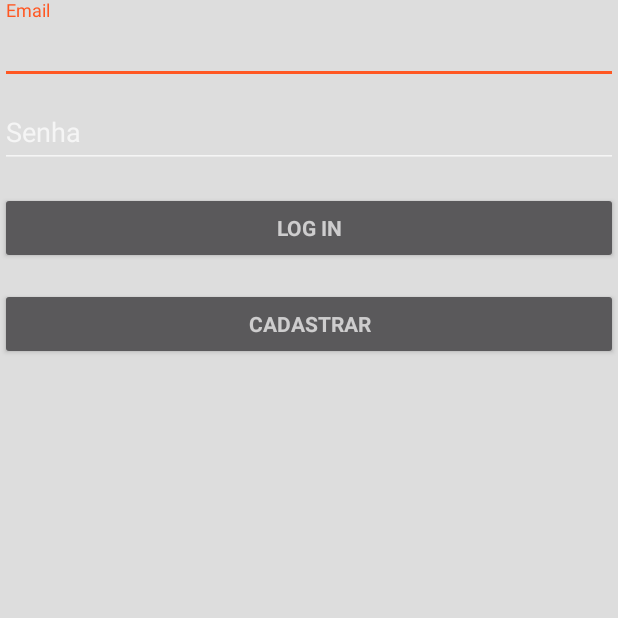
After one commit to DavidBorges/BooK_Tea, an Android app: the LoginActivity screen opened directly, with no data from a screen before it, on a phone screen of 412 x 824 dp, the top half of it. The commit adds this screen. Run offline under Robolectric (Android 15) with nearby library versions, the phone set to English and light mode, and no system bars.

Commit message:
Telas de Login e Registro adicionadas

```diff
--- a/Book_Tea/app/build.gradle
+++ b/Book_Tea/app/build.gradle
@@ -29,5 +29,6 @@ dependencies {
     compile 'com.android.support:recyclerview-v7:26.+'
     compile 'com.android.support.constraint:constraint-layout:1.0.2'
     compile 'com.android.support:support-v4:26.+'
+    compile 'com.android.support:design:22.2.0'
     testCompile 'junit:junit:4.12'
 }
--- a/Book_Tea/app/src/main/AndroidManifest.xml
+++ b/Book_Tea/app/src/main/AndroidManifest.xml
@@ -16,6 +16,8 @@
                 <category android:name="android.intent.category.LAUNCHER" />
             </intent-filter>
         </activity>
+        <activity android:name=".LoginActivity" />
+        <activity android:name=".RegisterActivity"></activity>
     </application>
 
 </manifest>
--- /dev/null
+++ b/Book_Tea/app/src/main/java/br/edu/ifpe/tads/pdm/book_tea/LoginActivity.java
@@ -0,0 +1,13 @@
+package br.edu.ifpe.tads.pdm.book_tea;
+
+import android.support.v7.app.AppCompatActivity;
+import android.os.Bundle;
+
+public class LoginActivity extends AppCompatActivity {
+
+    @Override
+    protected void onCreate(Bundle savedInstanceState) {
+        super.onCreate(savedInstanceState);
+        setContentView(R.layout.activity_login);
+    }
+}
--- /dev/null
+++ b/Book_Tea/app/src/main/res/layout/activity_login.xml
@@ -0,0 +1,74 @@
+<LinearLayout xmlns:android="http://schemas.android.com/apk/res/android"
+    xmlns:tools="http://schemas.android.com/tools"
+    android:layout_width="match_parent"
+    android:layout_height="match_parent"
+    android:gravity="center_horizontal"
+    android:orientation="vertical"
+    android:background="@color/gray"
+    tools:context="br.edu.ifpe.tads.pdm.book_tea.LoginActivity">
+
+    <ScrollView
+        android:id="@+id/login_form"
+        android:layout_width="match_parent"
+        android:layout_height="match_parent">
+
+        <LinearLayout
+            android:id="@+id/email_login_form"
+            android:layout_width="match_parent"
+            android:layout_height="wrap_content"
+            android:orientation="vertical">
+
+            <android.support.design.widget.TextInputLayout
+                android:layout_width="match_parent"
+                android:layout_height="wrap_content">
+
+                <EditText
+                    android:id="@+id/email"
+                    android:layout_width="match_parent"
+                    android:layout_height="wrap_content"
+                    android:hint="@string/email"
+                    android:inputType="textEmailAddress"
+                    android:maxLines="1"
+                    />
+
+            </android.support.design.widget.TextInputLayout>
+
+            <android.support.design.widget.TextInputLayout
+                android:layout_width="match_parent"
+                android:layout_height="wrap_content">
+
+                <EditText
+                    android:id="@+id/password"
+                    android:layout_width="match_parent"
+                    android:layout_height="wrap_content"
+                    android:hint="@string/password"
+                    android:imeActionId="@+id/login"
+                    android:imeActionLabel="@string/action_sign_in_short"
+                    android:imeOptions="actionUnspecified"
+                    android:inputType="textPassword"
+                    android:maxLines="1"
+                    />
+
+            </android.support.design.widget.TextInputLayout>
+
+            <Button
+                android:id="@+id/email_sign_in_button"
+                style="?android:textAppearanceSmall"
+                android:layout_width="match_parent"
+                android:layout_height="wrap_content"
+                android:layout_marginTop="16dp"
+                android:text="@string/action_sign_in_short"
+                android:textStyle="bold" />
+
+            <Button
+                android:id="@+id/sign_up_button"
+                style="?android:textAppearanceSmall"
+                android:layout_width="match_parent"
+                android:layout_height="wrap_content"
+                android:layout_marginTop="16dp"
+                android:text="@string/action_sign_up"
+                android:textStyle="bold" />
+        </LinearLayout>
+    </ScrollView>
+
+</LinearLayout>
--- a/Book_Tea/app/src/main/res/values/strings.xml
+++ b/Book_Tea/app/src/main/res/values/strings.xml
@@ -3,4 +3,11 @@
 
     <!-- TODO: Remove or change this placeholder text -->
     <string name="hello_blank_fragment">Hello blank fragment</string>
+    <string name="action_sign_in_short">Log in</string>
+    <string name="action_submit">Enviar</string>
+    <string name="action_sign_up">Cadastrar</string>
+    <string name="email">Email</string>
+    <string name="password">Senha</string>
+    <string name="name">Nome</string>
+
 </resources>
```
Also changed, not shown: Book_Tea/app/src/main/java/br/edu/ifpe/tads/pdm/book_tea/RegisterActivity.java (added, +13 -0 lines), Book_Tea/app/src/main/res/layout/activity_register.xml (added, +80 -0 lines).
